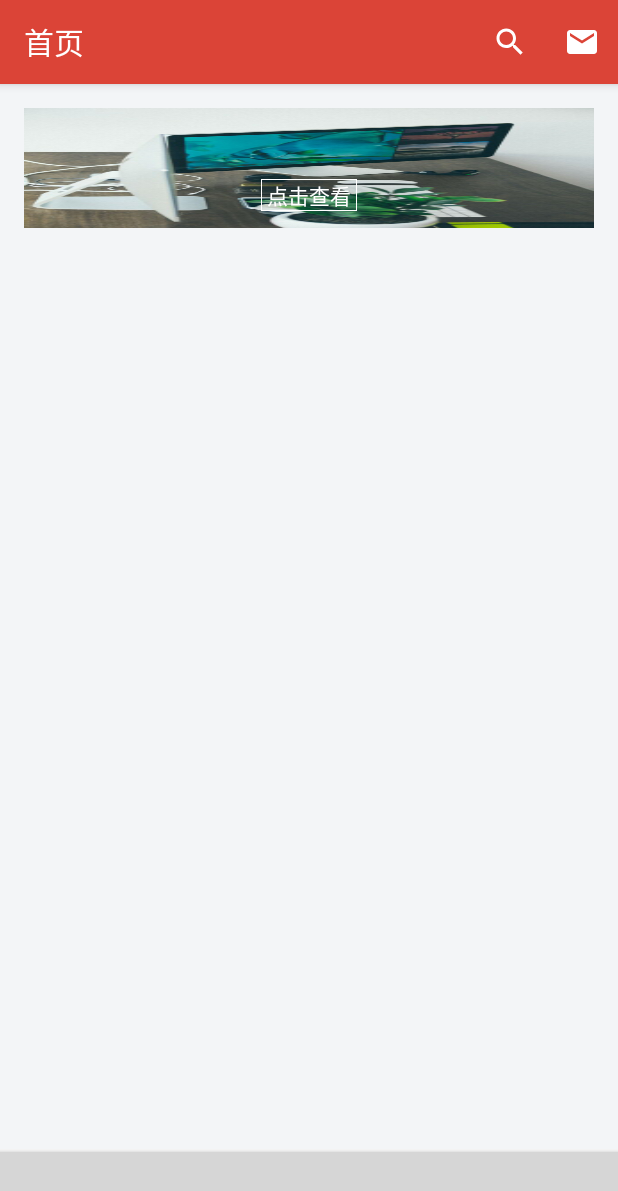
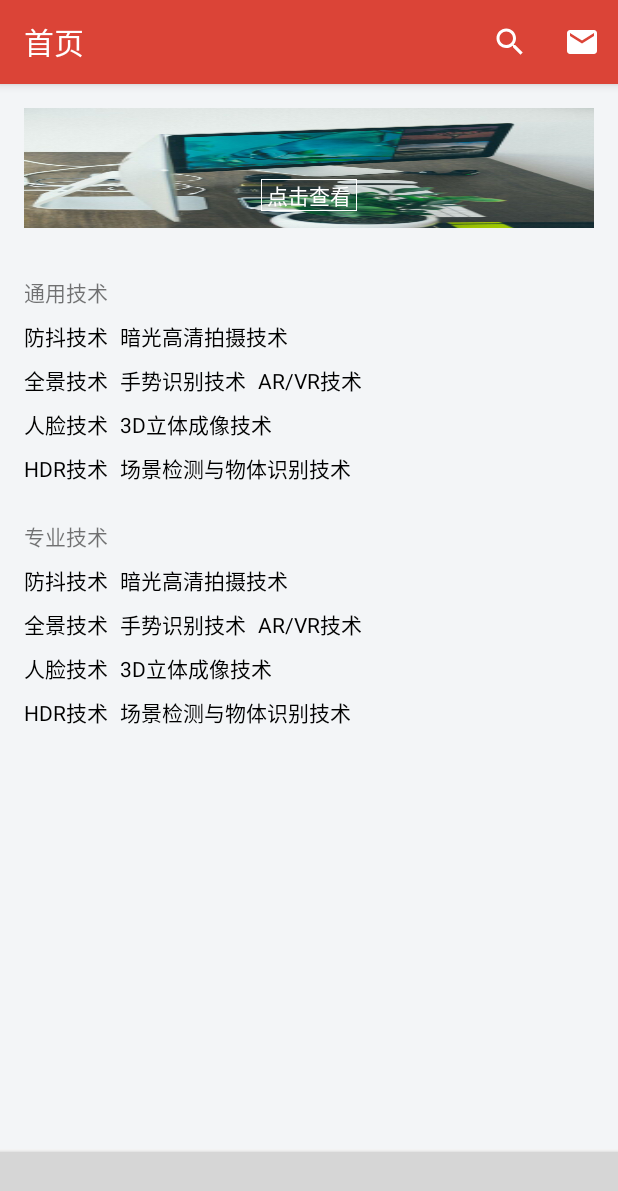
Before and after one commit to FoxNickel/EnterpriseLearning, an Android app: the fragment CourseContentFragment placed in its activity, on a phone screen of 412 x 824 dp. Shown: the top 1191 px of the screen. Run offline under Robolectric (Android 15) with nearby library versions, the phone set to English and light mode, and no system bars; libraries missing offline, so code that uses them is left out: cn.bingoogolapple.bgabanner, com.ashokvarma.bottomnavigation; plain views replace BottomNavigationBar; 9 statements that could not run were skipped; grey boxes are pictures that could not be loaded.

Commit message:
二三级分类实现（使用两个嵌套RecyclerView），假数据

```diff
--- /dev/null
+++ b/app/src/main/java/cn/foxnickel/enterpriselearning/adapter/SecondClassificationAdapter.java
@@ -0,0 +1,61 @@
+package cn.foxnickel.enterpriselearning.adapter;
+
+import android.content.Context;
+import android.support.v7.widget.RecyclerView;
+import android.support.v7.widget.StaggeredGridLayoutManager;
+import android.view.LayoutInflater;
+import android.view.View;
+import android.view.ViewGroup;
+import android.widget.TextView;
+
+import java.util.List;
+
+import cn.foxnickel.enterpriselearning.R;
+
+/**
+ * Created by NickelFox on 2017/7/3.
+ */
+
+public class SecondClassificationAdapter extends RecyclerView.Adapter<SecondClassificationAdapter.ViewHolder> {
+
+    private List<String> mSecondClassificationNameList, mThirdClassificationNameList;
+    private Context mContext;
+
+    public SecondClassificationAdapter(List<String> secondClassificationNameList, List<String> thirdClassificationNameList, Context context) {
+        mSecondClassificationNameList = secondClassificationNameList;
+        mThirdClassificationNameList = thirdClassificationNameList;
+        mContext = context;
+    }
+
+    @Override
+    public ViewHolder onCreateViewHolder(ViewGroup parent, int viewType) {
+        View view = LayoutInflater.from(mContext).inflate(R.layout.recycler_item_second_classification, parent, false);
+        return new ViewHolder(view);
+    }
+
+    @Override
+    public void onBindViewHolder(ViewHolder holder, int position) {
+        holder.mSecondClassificationName.setText(mSecondClassificationNameList.get(position));
+        StaggeredGridLayoutManager manager = new StaggeredGridLayoutManager(4, StaggeredGridLayoutManager.HORIZONTAL);
+        holder.mThirdClassificationRecycler.setLayoutManager(manager);
+        ThirdClassificationAdapter thirdClassificationAdapter = new ThirdClassificationAdapter(mThirdClassificationNameList, mContext);
+        holder.mThirdClassificationRecycler.setAdapter(thirdClassificationAdapter);
+    }
+
+    @Override
+    public int getItemCount() {
+        return mSecondClassificationNameList.size();
+    }
+
+    class ViewHolder extends RecyclerView.ViewHolder {
+
+        private TextView mSecondClassificationName;
+        private RecyclerView mThirdClassificationRecycler;
+
+        public ViewHolder(View itemView) {
+            super(itemView);
+            mSecondClassificationName = (TextView) itemView.findViewById(R.id.tv_second_classification_name);
+            mThirdClassificationRecycler = (RecyclerView) itemView.findViewById(R.id.recycler_view_third_classification);
+        }
+    }
+}
--- /dev/null
+++ b/app/src/main/java/cn/foxnickel/enterpriselearning/adapter/ThirdClassificationAdapter.java
@@ -0,0 +1,52 @@
+package cn.foxnickel.enterpriselearning.adapter;
+
+import android.content.Context;
+import android.support.v7.widget.RecyclerView;
+import android.view.LayoutInflater;
+import android.view.View;
+import android.view.ViewGroup;
+import android.widget.TextView;
+
+import java.util.List;
+
+import cn.foxnickel.enterpriselearning.R;
+
+/**
+ * Created by NickelFox on 2017/7/3.
+ */
+
+public class ThirdClassificationAdapter extends RecyclerView.Adapter<ThirdClassificationAdapter.ViewHolder> {
+    private List<String> mThirdClassificationNameList;
+    private Context mContext;
+
+    public ThirdClassificationAdapter(List<String> thirdClassificationNameList, Context context) {
+        mThirdClassificationNameList = thirdClassificationNameList;
+        mContext = context;
+    }
+
+    @Override
+    public ViewHolder onCreateViewHolder(ViewGroup parent, int viewType) {
+        View view = LayoutInflater.from(mContext).inflate(R.layout.recycler_item_third_classification, parent, false);
+        return new ViewHolder(view);
+    }
+
+    @Override
+    public void onBindViewHolder(ViewHolder holder, int position) {
+        holder.mTextView.setText(mThirdClassificationNameList.get(position));
+    }
+
+    @Override
+    public int getItemCount() {
+        return mThirdClassificationNameList.size();
+    }
+
+    class ViewHolder extends RecyclerView.ViewHolder {
+
+        private TextView mTextView;
+
+        public ViewHolder(View itemView) {
+            super(itemView);
+            mTextView = (TextView) itemView.findViewById(R.id.tv_third_classification_name);
+        }
+    }
+}
--- a/app/src/main/java/cn/foxnickel/enterpriselearning/fragment/subfragment/CourseContentFragment.java
+++ b/app/src/main/java/cn/foxnickel/enterpriselearning/fragment/subfragment/CourseContentFragment.java
@@ -3,12 +3,18 @@ package cn.foxnickel.enterpriselearning.fragment.subfragment;
 
 import android.os.Bundle;
 import android.support.v4.app.Fragment;
+import android.support.v7.widget.LinearLayoutManager;
+import android.support.v7.widget.RecyclerView;
 import android.view.LayoutInflater;
 import android.view.View;
 import android.view.ViewGroup;
 import android.widget.TextView;
 
+import java.util.ArrayList;
+import java.util.List;
+
 import cn.foxnickel.enterpriselearning.R;
+import cn.foxnickel.enterpriselearning.adapter.SecondClassificationAdapter;
 
 /**
  * A simple {@link Fragment} subclass.
@@ -17,6 +23,9 @@ public class CourseContentFragment extends Fragment {
 
     private String firstClassification;
     private View mRootView;
+    List<String> secondClassificationNameList, thirdClassificationNameList;
+    private RecyclerView mRecyclerView;
+    private LinearLayoutManager mLinearLayoutManager;
 
     public CourseContentFragment() {
         // Required empty public constructor
@@ -38,7 +47,44 @@ public class CourseContentFragment extends Fragment {
         TextView textView = (TextView) mRootView.findViewById(R.id.tv_first_classification_name);
         textView.setText(args.getString("firstClassificationName") + " · 精选好课");
 
+        secondClassificationNameList = new ArrayList<>();
+        thirdClassificationNameList = new ArrayList<>();
+        secondClassificationNameList.add("通用技术");
+        secondClassificationNameList.add("专业技术");
+
+        /*thirdClassificationNameList.add("Python");
+        thirdClassificationNameList.add("PHP");
+        thirdClassificationNameList.add("Java");
+        thirdClassificationNameList.add("C");
+        thirdClassificationNameList.add("c++");
+        thirdClassificationNameList.add("C#");
+        thirdClassificationNameList.add("HTML/CSS");
+        thirdClassificationNameList.add("Swift");
+        thirdClassificationNameList.add("Git");
+        thirdClassificationNameList.add("R");
+        thirdClassificationNameList.add("JavaScript");*/
+
+        thirdClassificationNameList.add("防抖技术");
+        thirdClassificationNameList.add("全景技术");
+        thirdClassificationNameList.add("人脸技术");
+        thirdClassificationNameList.add("HDR技术");
+        thirdClassificationNameList.add("暗光高清拍摄技术");
+        thirdClassificationNameList.add("手势识别技术");
+        thirdClassificationNameList.add("3D立体成像技术");
+        thirdClassificationNameList.add("场景检测与物体识别技术");
+        thirdClassificationNameList.add("AR/VR技术");
+
+        initView();
+
         return mRootView;
     }
 
+    private void initView() {
+        mRecyclerView = (RecyclerView) mRootView.findViewById(R.id.recycler_view_second_classification);
+        mLinearLayoutManager = new LinearLayoutManager(getContext());
+        mRecyclerView.setLayoutManager(mLinearLayoutManager);
+        SecondClassificationAdapter secondClassificationAdapter = new SecondClassificationAdapter(secondClassificationNameList, thirdClassificationNameList, getContext());
+        mRecyclerView.setAdapter(secondClassificationAdapter);
+    }
+
 }
--- a/app/src/main/res/layout/fragment_course_content.xml
+++ b/app/src/main/res/layout/fragment_course_content.xml
@@ -51,14 +51,14 @@
 
         </android.support.constraint.ConstraintLayout>
 
-        <!--<android.support.v7.widget.RecyclerView
-            android:id="@+id/recycler_view_course_content"
+        <android.support.v7.widget.RecyclerView
+            android:id="@+id/recycler_view_second_classification"
             android:layout_width="match_parent"
-            android:layout_height="wrap_content"
+            android:layout_height="match_parent"
             android:layout_marginLeft="16dp"
             android:layout_marginRight="16dp">
 
-        </android.support.v7.widget.RecyclerView>-->
+        </android.support.v7.widget.RecyclerView>
 
     </LinearLayout>
 
--- /dev/null
+++ b/app/src/main/res/layout/recycler_item_second_classification.xml
@@ -0,0 +1,21 @@
+<?xml version="1.0" encoding="utf-8"?>
+<LinearLayout
+    xmlns:android="http://schemas.android.com/apk/res/android"
+    android:layout_width="match_parent"
+    android:layout_height="wrap_content"
+    android:orientation="vertical">
+
+    <TextView
+        android:id="@+id/tv_second_classification_name"
+        android:layout_width="wrap_content"
+        android:layout_height="wrap_content"
+        android:layout_marginBottom="8dp"
+        android:layout_marginTop="16dp"/>
+
+    <android.support.v7.widget.RecyclerView
+        android:id="@+id/recycler_view_third_classification"
+        android:layout_width="match_parent"
+        android:layout_height="match_parent">
+
+    </android.support.v7.widget.RecyclerView>
+</LinearLayout>
--- /dev/null
+++ b/app/src/main/res/layout/recycler_item_third_classification.xml
@@ -0,0 +1,17 @@
+<?xml version="1.0" encoding="utf-8"?>
+<LinearLayout
+    xmlns:android="http://schemas.android.com/apk/res/android"
+    android:layout_width="wrap_content"
+    android:layout_height="wrap_content"
+    android:orientation="vertical">
+
+    <TextView
+        android:id="@+id/tv_third_classification_name"
+        android:layout_width="wrap_content"
+        android:layout_height="wrap_content"
+        android:layout_marginBottom="8dp"
+        android:layout_marginEnd="8dp"
+        android:layout_marginRight="8dp"
+        android:textColor="@android:color/black"/>
+
+</LinearLayout>
```
